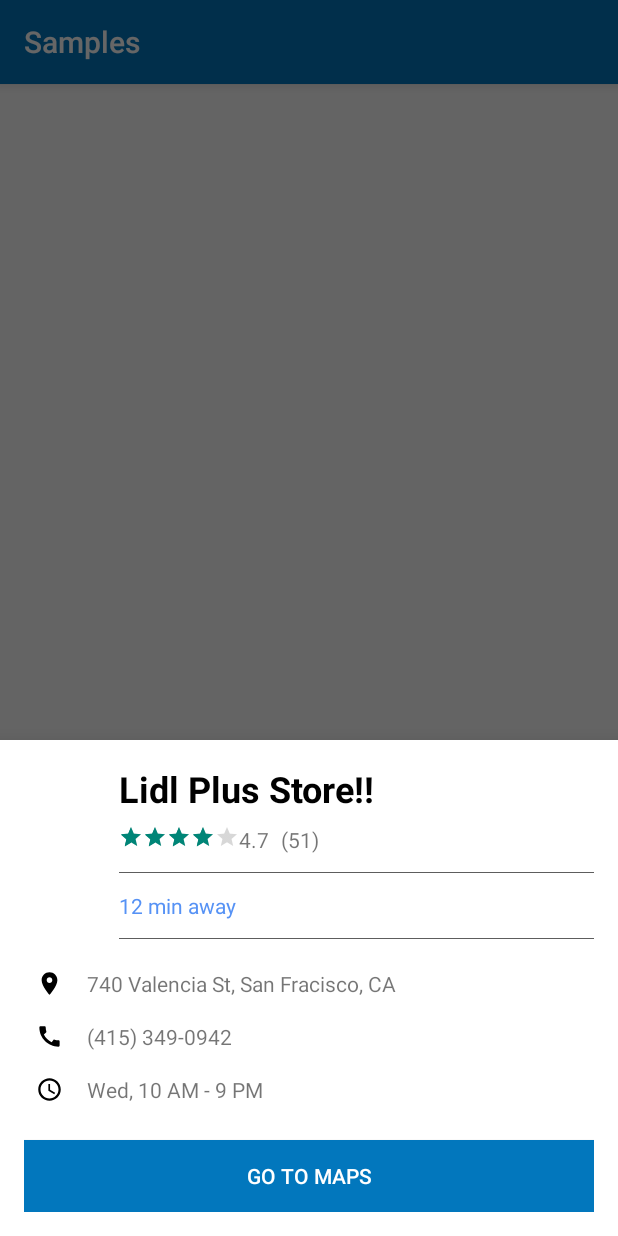
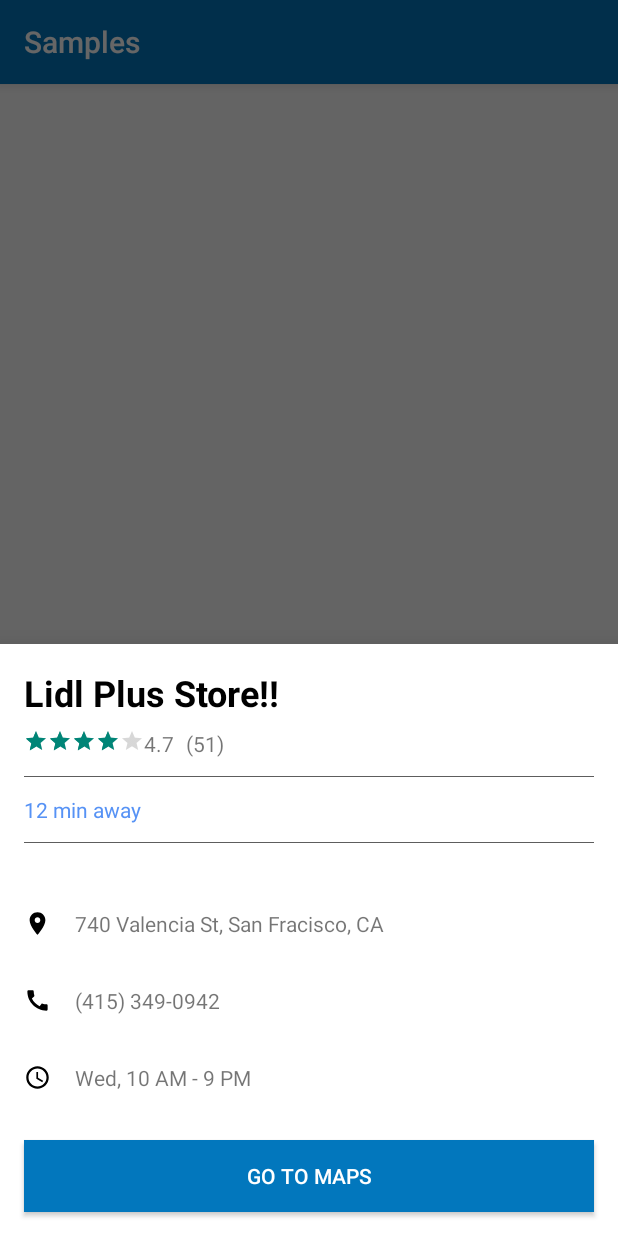
Before and after one commit to SkarCBR/FootHeadRecyclerView, an Android app: the fragment BottomSheetFragment placed in its activity, on a phone screen of 412 x 824 dp. Run offline under Robolectric (Android 15) with nearby library versions, the phone set to English and light mode, and no system bars.

```diff
--- /dev/null
+++ b/app/src/main/res/drawable/ic_arrow_back_24dp.xml
@@ -0,0 +1,9 @@
+<vector xmlns:android="http://schemas.android.com/apk/res/android"
+    android:width="24dp"
+    android:height="24dp"
+    android:viewportWidth="24"
+    android:viewportHeight="24">
+  <path
+      android:pathData="M20,11H7.83l5.59,-5.59L12,4l-8,8 8,8 1.41,-1.41L7.83,13H20v-2z"
+      android:fillColor="#000000"/>
+</vector>
--- a/app/src/main/res/layout/bottom_sheet_layout.xml
+++ b/app/src/main/res/layout/bottom_sheet_layout.xml
@@ -3,23 +3,25 @@
     xmlns:app="http://schemas.android.com/apk/res-auto"
     android:id="@+id/bottom_sheet_container"
     android:layout_width="match_parent"
-    android:layout_height="wrap_content"
+    android:layout_height="match_parent"
     android:orientation="vertical"
-    android:padding="16dp"
     android:background="@drawable/bg_bottomsheet"
     app:behavior_hideable="true"
     app:behavior_peekHeight="90dp"
     app:layout_behavior="com.google.android.material.bottomsheet.BottomSheetBehavior">
 
+    <androidx.appcompat.widget.Toolbar
+        android:id="@+id/bottom_sheet_toolbar"
+        android:layout_width="match_parent"
+        android:layout_height="0dp"
+        android:visibility="visible"/>
+
     <LinearLayout
         android:layout_width="match_parent"
         android:layout_height="wrap_content"
-        android:orientation="horizontal">
-
-        <View
-            android:layout_width="0dp"
-            android:layout_height="match_parent"
-            android:layout_weight="1" />
+        android:orientation="horizontal"
+        android:padding="16dp"
+        android:baselineAligned="false">
 
         <LinearLayout
             android:layout_width="0dp"
@@ -88,31 +90,31 @@
     <TextView
         android:layout_width="wrap_content"
         android:layout_height="wrap_content"
-        android:layout_margin="8dp"
-        android:drawableLeft="@drawable/ic_marker_black_18dp"
+        android:layout_margin="16dp"
+        android:drawableStart="@drawable/ic_marker_black_18dp"
         android:drawablePadding="16dp"
         android:text="740 Valencia St, San Fracisco, CA" />
 
     <TextView
         android:layout_width="wrap_content"
         android:layout_height="wrap_content"
-        android:layout_margin="8dp"
-        android:drawableLeft="@drawable/ic_call_black_18dp"
+        android:layout_margin="16dp"
+        android:drawableStart="@drawable/ic_call_black_18dp"
         android:drawablePadding="16dp"
         android:text="(415) 349-0942" />
 
     <TextView
         android:layout_width="wrap_content"
         android:layout_height="wrap_content"
-        android:layout_margin="8dp"
-        android:drawableLeft="@drawable/ic_schedule_black_18dp"
+        android:layout_margin="16dp"
+        android:drawableStart="@drawable/ic_schedule_black_18dp"
         android:drawablePadding="16dp"
         android:text="Wed, 10 AM - 9 PM" />
 
     <Button
         android:layout_width="match_parent"
         android:layout_height="wrap_content"
-        android:layout_marginTop="16dp"
+        android:layout_margin="16dp"
         android:background="@color/colorPrimary"
         android:text="Go To Maps"
         android:textColor="#fff" />
```
Also changed, not shown: app/src/main/java/com/mrskar/samples/fragmentthree/presentation/FragmentThree.kt (+38 -16 lines), app/src/main/java/com/mrskar/samples/map/presentation/MapsFragment.kt (+7 -4 lines), app/src/main/res/drawable/ic_expand_more_24dp.xml (added, +9 -0 lines).
